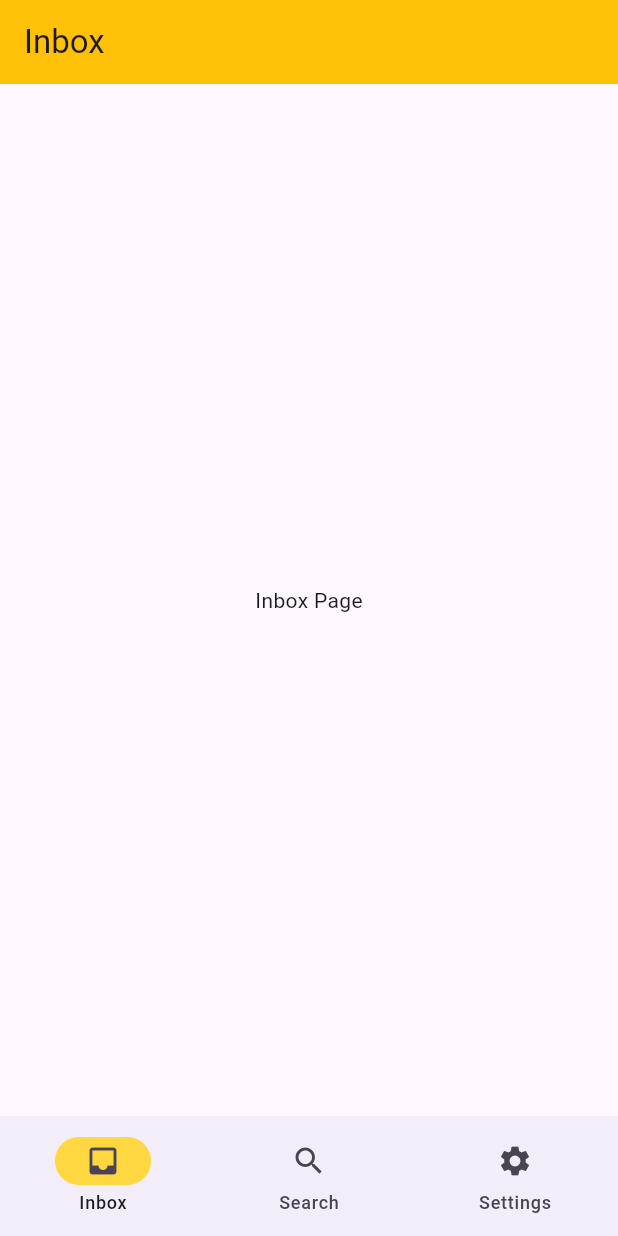
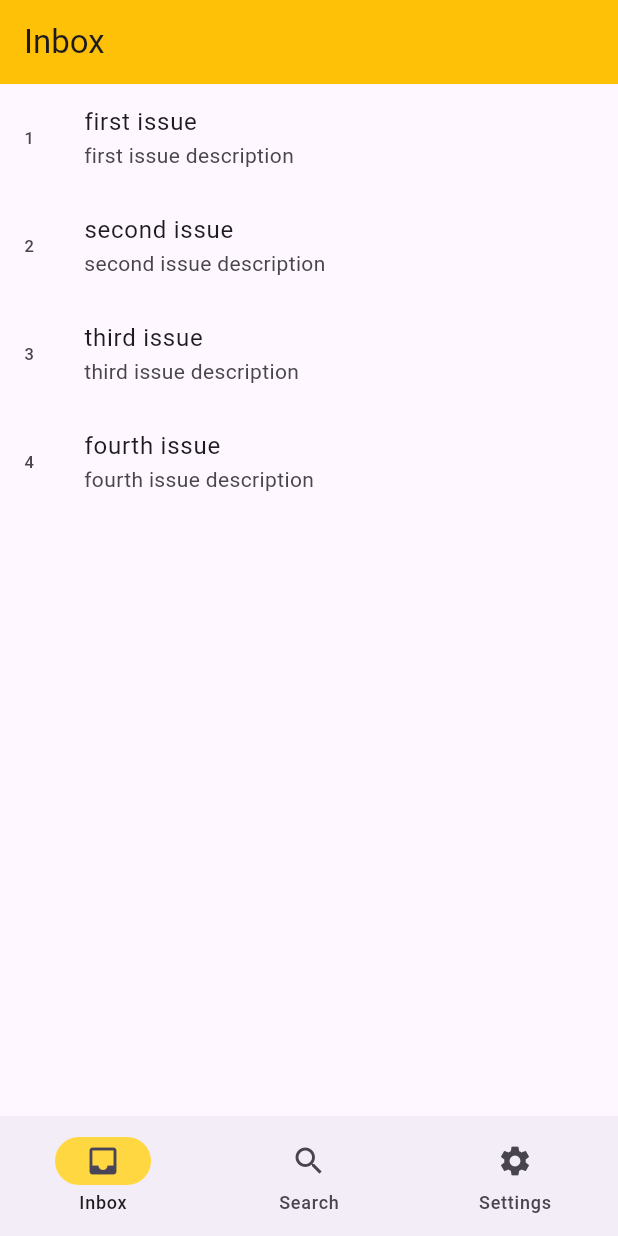
Before and after one commit to moamenhredeen/flutterdemos, a Flutter app: the screen it shows after launch, on a phone screen of 412 x 824 dp. Run offline on Flutter 3.47's test engine with Material 3 defaults, Android fonts, the phone set to English and light mode, and no system bars; our stand-ins replace go_router.

Commit message:
add view model for inbox

```diff
--- a/lib/data/issue_repository_contract.dart
+++ b/lib/data/issue_repository_contract.dart
@@ -1,5 +1,5 @@
 import 'package:demos/data/issue.dart';
 
-abstract interface class IssueRepository {
+abstract interface class IssueRepositoryContract {
   Future<List<Issue>> getIssues();
 }
--- a/lib/router.dart
+++ b/lib/router.dart
@@ -1,8 +1,19 @@
+import 'package:demos/data/issue_repository.dart';
+import 'package:demos/data/issue_repository_contract.dart';
 import 'package:demos/ui/inbox/inbox_view.dart';
+import 'package:demos/ui/inbox/inbox_view_model.dart';
 import 'package:demos/ui/preferences/preferences_view.dart';
 import 'package:demos/ui/search/search_view.dart';
 import 'package:demos/ui/widgets/app_shell.dart';
 import 'package:go_router/go_router.dart';
+
+// repos
+final IssueRepositoryContract _issueRepository = IssueRepository();
+
+// viewModels
+final InboxViewModel _inboxViewModel = InboxViewModel(
+  issueRepository: _issueRepository,
+);
 
 final router = GoRouter(
   initialLocation: "/inbox",
@@ -12,7 +23,11 @@ final router = GoRouter(
         return AppShell(child: child);
       },
       routes: [
-        GoRoute(path: "/inbox", builder: (context, state) => InboxView()),
+        GoRoute(
+          path: "/inbox",
+          builder:
+              (context, state) => InboxView(inboxViewModel: _inboxViewModel),
+        ),
         GoRoute(path: "/search", builder: (context, state) => SearchView()),
         GoRoute(
           path: "/settings",
--- a/lib/ui/inbox/inbox_view.dart
+++ b/lib/ui/inbox/inbox_view.dart
@@ -1,13 +1,43 @@
+import 'package:demos/ui/inbox/inbox_view_model.dart';
+import 'package:flutter/foundation.dart';
 import 'package:flutter/material.dart';
 
 class InboxView extends StatelessWidget {
-  const InboxView({super.key});
+  final InboxViewModel _inboxViewModel;
+
+  const InboxView({super.key, required InboxViewModel inboxViewModel})
+    : _inboxViewModel = inboxViewModel;
 
   @override
   Widget build(BuildContext context) {
-    return Scaffold(
-      appBar: AppBar(title: Text("Inbox"), backgroundColor: Colors.amber),
-      body: Center(child: Text("Inbox Page")),
+    return ListenableBuilder(
+      listenable: _inboxViewModel,
+      builder:
+          (context, _) => Scaffold(
+            appBar: AppBar(title: Text("Inbox"), backgroundColor: Colors.amber),
+            body: RefreshIndicator(
+              onRefresh: () async {
+                return await _inboxViewModel.getIssues();
+              },
+              child: ListView.builder(
+                itemCount: _inboxViewModel.issues.length,
+                itemBuilder:
+                    (context, index) => ListTile(
+                      key: ValueKey(_inboxViewModel.issues[index].id),
+                      leading: Text(
+                        _inboxViewModel.issues[index].id.toString(),
+                      ),
+                      title: Text(_inboxViewModel.issues[index].name),
+                      subtitle: Text(_inboxViewModel.issues[index].description),
+                      onTap: () {
+                        if (kDebugMode) {
+                          print("aösldkfjöaslkdfj");
+                        }
+                      },
+                    ),
+              ),
+            ),
+          ),
     );
   }
 }
--- /dev/null
+++ b/lib/ui/inbox/inbox_view_model.dart
@@ -0,0 +1,22 @@
+import 'package:demos/data/issue.dart';
+import 'package:demos/data/issue_repository_contract.dart';
+import 'package:flutter/material.dart';
+
+class InboxViewModel extends ChangeNotifier {
+  // state
+  List<Issue> issues = [];
+
+  // deps
+  final IssueRepositoryContract _issueRepository;
+
+  InboxViewModel({required IssueRepositoryContract issueRepository})
+    : _issueRepository = issueRepository {
+    getIssues();
+  }
+
+  Future<void> getIssues() async {
+    issues = await _issueRepository.getIssues();
+    print(issues);
+    notifyListeners();
+  }
+}
```
